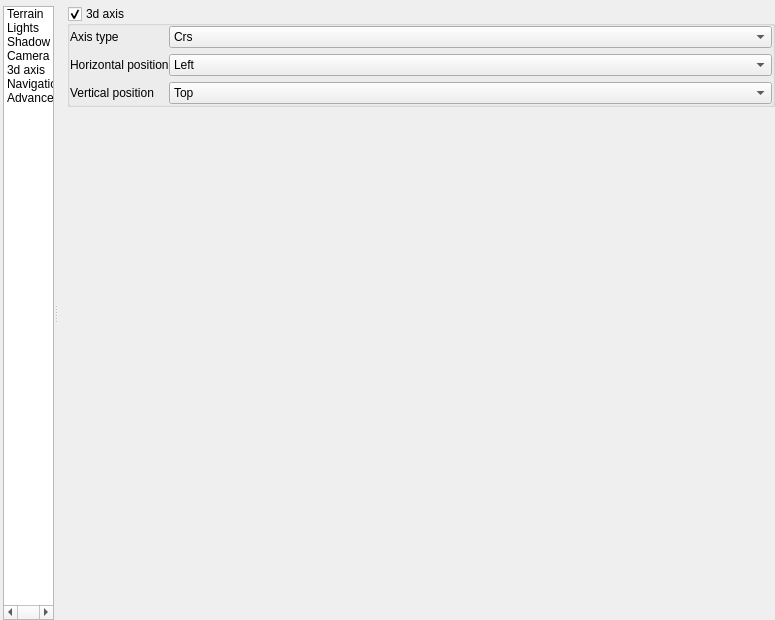
Before: the Qt Designer form src/ui/3d/map3dconfigwidget.ui in qgis/QGIS, drawn with Qt 5.
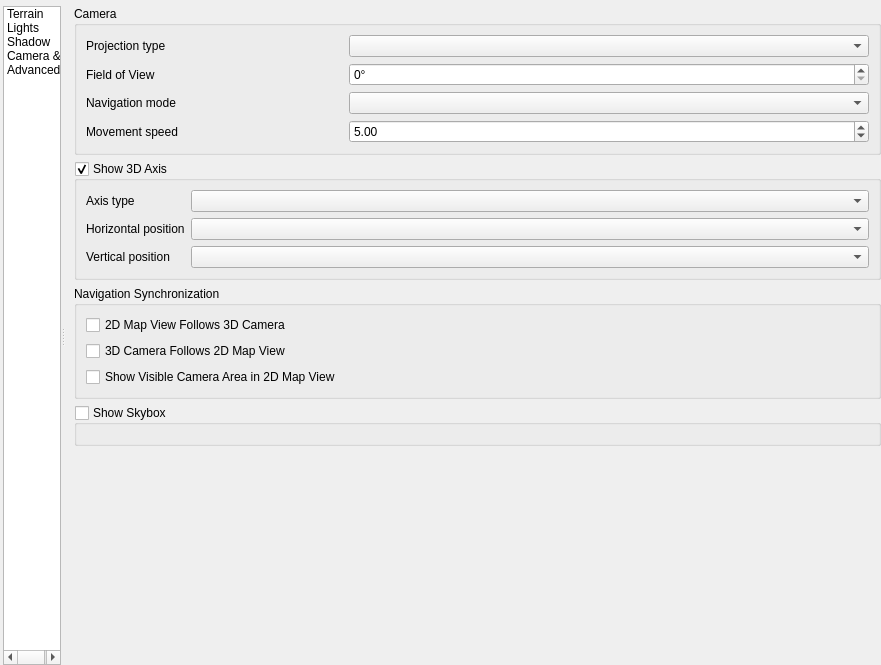
After: the same form once the commit is applied. Icons and pictures are not drawn. Custom widgets are drawn as their Qt base class.

Commit message:
Cleanup settings for 3d axis in dialog, modernize code
And move both the view sync settings and 3d axis settings to the
camera tab

```diff
--- a/src/ui/3d/map3dconfigwidget.ui
+++ b/src/ui/3d/map3dconfigwidget.ui
@@ -6,8 +6,8 @@
    <rect>
     <x>0</x>
     <y>0</y>
-    <width>775</width>
-    <height>620</height>
+    <width>881</width>
+    <height>665</height>
    </rect>
   </property>
   <property name="windowTitle">
@@ -134,24 +134,6 @@
             <normaloff>:/images/themes/default/mIconCamera.svg</normaloff>:/images/themes/default/mIconCamera.svg</iconset>
           </property>
          </item>
-         <item>
-          <property name="text">
-           <string>3d axis</string>
-          </property>
-          <property name="icon">
-           <iconset resource="../../../images/images.qrc">
-            <normaloff>:/images/themes/default/mIcon3dAxis.svg</normaloff>:/images/themes/default/mIcon3dAxis.svg</iconset>
-          </property>
-         </item>
-         <item>
-          <property name="text">
-           <string>Navigation sync</string>
-          </property>
-          <property name="icon">
-           <iconset resource="../../../images/images.qrc">
-            <normaloff>:/images/themes/default/sync_views.svg</normaloff>:/images/themes/default/sync_views.svg</iconset>
-          </property>
-         </item>
          <item>
           <property name="text">
            <string>Advanced</string>
@@ -197,7 +179,7 @@
        <item>
         <widget class="QStackedWidget" name="m3DOptionsStackedWidget">
          <property name="currentIndex">
-          <number>4</number>
+          <number>3</number>
          </property>
          <widget class="QWidget" name="mPageTerrain">
           <layout class="QVBoxLayout" name="verticalLayout_61">
@@ -223,8 +205,8 @@
                <rect>
                 <x>0</x>
                 <y>0</y>
-                <width>722</width>
-                <height>604</height>
+                <width>280</width>
+                <height>301</height>
                </rect>
               </property>
               <layout class="QVBoxLayout" name="verticalLayoutTerrain">
@@ -435,7 +417,7 @@
                 <x>0</x>
                 <y>0</y>
                 <width>77</width>
-                <height>43</height>
+                <height>47</height>
                </rect>
               </property>
               <layout class="QVBoxLayout" name="verticalLayoutLight">
@@ -518,8 +500,8 @@
                <rect>
                 <x>0</x>
                 <y>0</y>
-                <width>149</width>
-                <height>43</height>
+                <width>151</width>
+                <height>47</height>
                </rect>
               </property>
               <layout class="QVBoxLayout" name="verticalLayoutShadow">
@@ -608,8 +590,8 @@
                <rect>
                 <x>0</x>
                 <y>0</y>
-                <width>234</width>
-                <height>220</height>
+                <width>816</width>
+                <height>649</height>
                </rect>
               </property>
               <layout class="QVBoxLayout" name="verticalLayoutCameraSkybox">
@@ -692,248 +674,100 @@
                 </widget>
                </item>
                <item>
-                <widget class="QGroupBox" name="groupSkyboxSettings">
-                 <property name="title">
-                  <string>Show Skybox</string>
-                 </property>
-                 <property name="checkable">
-                  <bool>true</bool>
-                 </property>
-                 <property name="checked">
-                  <bool>false</bool>
-                 </property>
-                 <layout class="QGridLayout" name="gridLayout_3"/>
-                </widget>
-               </item>
-               <item>
-                <spacer name="verticalSpacerCameraSkybox">
-                 <property name="orientation">
-                  <enum>Qt::Vertical</enum>
-                 </property>
-                 <property name="sizeHint" stdset="0">
-                  <size>
-                   <width>20</width>
-                   <height>0</height>
-                  </size>
-                 </property>
-                </spacer>
-               </item>
-              </layout>
-             </widget>
-            </widget>
-           </item>
-          </layout>
-         </widget>
-         <widget class="QWidget" name="mPage3dAxis">
-          <layout class="QVBoxLayout" name="verticalLayout_162">
-           <property name="topMargin">
-            <number>0</number>
-           </property>
-           <property name="rightMargin">
-            <number>0</number>
-           </property>
-           <property name="bottomMargin">
-            <number>0</number>
-           </property>
-           <item>
-            <widget class="QgsScrollArea" name="scrollArea3dAxis">
-             <property name="frameShape">
-              <enum>QFrame::NoFrame</enum>
-             </property>
-             <property name="widgetResizable">
-              <bool>true</bool>
-             </property>
-             <widget class="QWidget" name="scrollArea3dAxisContents">
-              <property name="geometry">
-               <rect>
-                <x>0</x>
-                <y>0</y>
-                <width>717</width>
-                <height>604</height>
-               </rect>
-              </property>
-              <layout class="QVBoxLayout" name="gridLayout_77">
-               <property name="leftMargin">
-                <number>0</number>
-               </property>
-               <property name="topMargin">
-                <number>0</number>
-               </property>
-               <property name="rightMargin">
-                <number>0</number>
-               </property>
-               <property name="bottomMargin">
-                <number>0</number>
-               </property>
-               <item>
                 <widget class="QGroupBox" name="mGroupBox3dAxis">
                  <property name="title">
-                  <string>3d axis</string>
+                  <string>Show 3D Axis</string>
                  </property>
                  <property name="checkable">
                   <bool>true</bool>
                  </property>
-                 <layout class="QFormLayout" name="formLayout">
-                  <property name="horizontalSpacing">
-                   <number>0</number>
-                  </property>
-                  <property name="leftMargin">
-                   <number>0</number>
-                  </property>
-                  <property name="topMargin">
-                   <number>0</number>
-                  </property>
-                  <property name="rightMargin">
-                   <number>0</number>
-                  </property>
-                  <property name="bottomMargin">
-                   <number>0</number>
-                  </property>
+                 <layout class="QFormLayout" name="formLayout_2">
                   <item row="0" column="0">
-                   <widget class="QLabel" name="mLabel3dAxisType">
+                   <widget class="QLabel" name="mLabel3dAxisType_2">
                     <property name="text">
                      <string>Axis type</string>
                     </property>
-                    <property name="buddy">
-                     <cstring>mCbo3dAxisType</cstring>
-                    </property>
                    </widget>
                   </item>
                   <item row="0" column="1">
-                   <widget class="QComboBox" name="mCbo3dAxisType">
-                    <item>
-                     <property name="text">
-                      <string comment="0">Crs</string>
-                     </property>
-                    </item>
-                    <item>
-                     <property name="text">
-                      <string comment="1">Cube</string>
-                     </property>
-                    </item>
-                   </widget>
+                   <widget class="QComboBox" name="mCbo3dAxisType"/>
                   </item>
                   <item row="1" column="0">
-                   <widget class="QLabel" name="mLabel3dAxisHorizPos">
+                   <widget class="QLabel" name="mLabel3dAxisHorizPos_2">
                     <property name="text">
                      <string>Horizontal position</string>
                     </property>
                    </widget>
                   </item>
                   <item row="1" column="1">
-                   <widget class="QComboBox" name="mCbo3dAxisHorizPos">
-                    <item>
-                     <property name="text">
-                      <string>Left</string>
-                     </property>
-                    </item>
-                    <item>
-                     <property name="text">
-                      <string>Middle</string>
-                     </property>
-                    </item>
-                    <item>
-                     <property name="text">
-                      <string>Right</string>
-                     </property>
-                    </item>
-                   </widget>
+                   <widget class="QComboBox" name="mCbo3dAxisHorizPos"/>
                   </item>
                   <item row="2" column="0">
-                   <widget class="QLabel" name="mLabel3dAxisVertPos">
+                   <widget class="QLabel" name="mLabel3dAxisVertPos_2">
                     <property name="text">
                      <string>Vertical position</string>
                     </property>
                    </widget>
                   </item>
                   <item row="2" column="1">
-                   <widget class="QComboBox" name="mCbo3dAxisVertPos">
-                    <item>
-                     <property name="text">
-                      <string>Top</string>
-                     </property>
-                    </item>
-                    <item>
-                     <property name="text">
-                      <string>Middle</string>
-                     </property>
-                    </item>
-                    <item>
-                     <property name="text">
-                      <string>Bottom</string>
-                     </property>
-                    </item>
-                   </widget>
+                   <widget class="QComboBox" name="mCbo3dAxisVertPos"/>
                   </item>
                  </layout>
                 </widget>
                </item>
                <item>
-                <spacer name="verticalSpacer_2">
-                 <property name="orientation">
-                  <enum>Qt::Vertical</enum>
+                <widget class="QGroupBox" name="groupBox">
+                 <property name="title">
+                  <string>Navigation Synchronization</string>
                  </property>
-                 <property name="sizeHint" stdset="0">
-                  <size>
-                   <width>20</width>
-                   <height>40</height>
-                  </size>
-                 </property>
-                </spacer>
-               </item>
-              </layout>
-             </widget>
-            </widget>
-           </item>
-          </layout>
-         </widget>
-         <widget class="QWidget" name="mPage2DCanvasSync">
-          <layout class="QGridLayout" name="gridLayout_4">
-           <item row="0" column="0">
-            <widget class="QgsScrollArea" name="scrollArea">
-             <property name="widgetResizable">
-              <bool>true</bool>
-             </property>
-             <widget class="QWidget" name="scrollAreaWidgetContents">
-              <property name="geometry">
-               <rect>
-                <x>0</x>
-                <y>0</y>
-                <width>711</width>
-                <height>584</height>
-               </rect>
-              </property>
-              <layout class="QGridLayout" name="gridLayout_7">
-               <item row="0" column="0" colspan="2">
-                <widget class="QCheckBox" name="mSync2DTo3DCheckbox">
-                 <property name="text">
-                  <string>2D Map View Follows 3D Camera</string>
-                 </property>
+                 <layout class="QGridLayout" name="gridLayout_8">
+                  <item row="0" column="0">
+                   <widget class="QCheckBox" name="mSync2DTo3DCheckbox">
+                    <property name="text">
+                     <string>2D Map View Follows 3D Camera</string>
+                    </property>
+                   </widget>
+                  </item>
+                  <item row="1" column="0">
+                   <widget class="QCheckBox" name="mSync3DTo2DCheckbox">
+                    <property name="text">
+                     <string>3D Camera Follows 2D Map View</string>
+                    </property>
+                   </widget>
+                  </item>
+                  <item row="2" column="0">
+                   <widget class="QCheckBox" name="mVisualizeExtentCheckBox">
+                    <property name="text">
+                     <string>Show Visible Camera Area in 2D Map View</string>
+                    </property>
+                   </widget>
+                  </item>
+                 </layout>
                 </widget>
                </item>
-               <item row="1" column="0">
-                <widget class="QCheckBox" name="mSync3DTo2DCheckbox">
-                 <property name="text">
-                  <string>3D Camera Follows 2D Map View</string>
+               <item>
+                <widget class="QGroupBox" name="groupSkyboxSettings">
+                 <property name="title">
+                  <string>Show Skybox</string>
                  </property>
-                </widget>
-               </item>
-               <item row="2" column="0" colspan="2">
-                <widget class="QCheckBox" name="mVisualizeExtentCheckBox">
-                 <property name="text">
-                  <string>Show Visible Camera Area in 2D Map View</string>
+                 <property name="checkable">
+                  <bool>true</bool>
                  </property>
+                 <property name="checked">
+                  <bool>false</bool>
+                 </property>
+                 <layout class="QGridLayout" name="gridLayout_3"/>
                 </widget>
                </item>
-               <item row="3" column="0" colspan="2">
-                <spacer name="verticalSpacer">
+               <item>
+                <spacer name="verticalSpacerCameraSkybox">
                  <property name="orientation">
                   <enum>Qt::Vertical</enum>
                  </property>
                  <property name="sizeHint" stdset="0">
                   <size>
                    <width>20</width>
-                   <height>40</height>
+                   <height>0</height>
                   </size>
                  </property>
                 </spacer>
@@ -968,8 +802,8 @@
                <rect>
                 <x>0</x>
                 <y>0</y>
-                <width>708</width>
-                <height>690</height>
+                <width>802</width>
+                <height>732</height>
                </rect>
               </property>
               <layout class="QVBoxLayout" name="verticalLayoutAdvanced">
@@ -1291,6 +1125,12 @@
   </layout>
  </widget>
  <customwidgets>
+  <customwidget>
+   <class>QgsScrollArea</class>
+   <extends>QScrollArea</extends>
+   <header>qgsscrollarea.h</header>
+   <container>1</container>
+  </customwidget>
   <customwidget>
    <class>QgsDoubleSpinBox</class>
    <extends>QDoubleSpinBox</extends>
@@ -1301,12 +1141,6 @@
    <extends>QSpinBox</extends>
    <header>qgsspinbox.h</header>
   </customwidget>
-  <customwidget>
-   <class>QgsScrollArea</class>
-   <extends>QScrollArea</extends>
-   <header>qgsscrollarea.h</header>
-   <container>1</container>
-  </customwidget>
   <customwidget>
    <class>QgsMapLayerComboBox</class>
    <extends>QComboBox</extends>
```
The commit also changes 1 other file.
